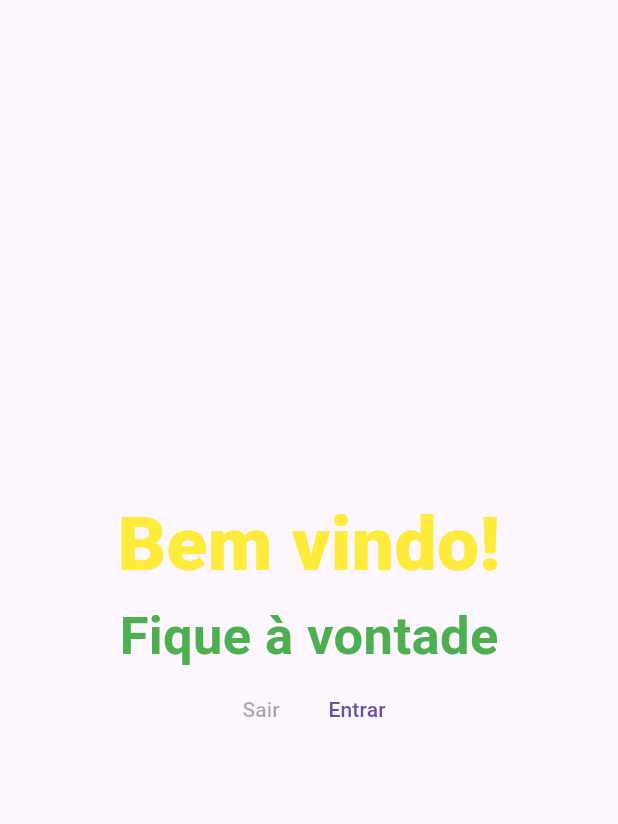
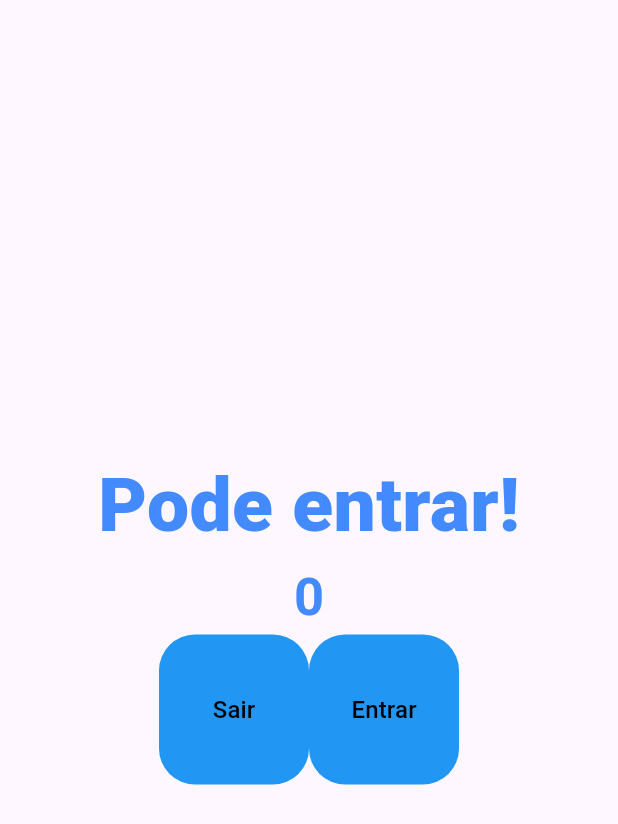
Before and after one commit to JoaoP-T-HenryR-V/contador_pessoa_flutter, a Flutter app: the screen it shows after launch, on a phone screen of 412 x 824 dp. Shown: the top 824 px of the screen. Run offline on Flutter 3.47's test engine with Material 3 defaults, Android fonts, the phone set to English and light mode, and no system bars.

Commit message:
fix: Arruma a estilização do botão entrar e sair

```diff
--- a/lib/main.dart
+++ b/lib/main.dart
@@ -30,24 +30,24 @@ class HomePage extends StatelessWidget {
         mainAxisAlignment: MainAxisAlignment.center,
 
         children: [
-          Text("Bem vindo!",
+          Text("Pode entrar!",
           style: TextStyle(
             fontSize: 50,
-            color: Colors.yellow,
+            color: Colors.blueAccent,
             fontWeight: FontWeight.w900,
           ),
           ),
-          Text("Fique à vontade",
+          Text("0",
           style: TextStyle(
             fontSize: 35,
-            color: Colors.green,
+            color: Colors.blueAccent,
             fontWeight: FontWeight.w700,
           ),
           ),
           Row(
             mainAxisAlignment: MainAxisAlignment.center,
             children: [
-              TextButton(onPressed: decrement
+              TextButton(onPressed: decrement,
               style: TextButton.styleFrom(
                 backgroundColor: Colors.blue,
                 fixedSize: const Size(100, 100),
@@ -55,10 +55,26 @@ class HomePage extends StatelessWidget {
                   borderRadius: BorderRadius.circular(24)
                 )
               ),
-              child: Text("Sair")
+              child: Text("Sair",
+              style: TextStyle(
+                color: Colors.black,
+                fontSize: 16
+              )
+              )
               ),
               TextButton(onPressed: increment,
-              child: Text("Entrar"))
+               style: TextButton.styleFrom(
+                backgroundColor: Colors.blue,
+                fixedSize: const Size(100, 100),
+                shape: RoundedRectangleBorder(
+                  borderRadius: BorderRadius.circular(24)
+                )
+              ),
+              child: Text("Entrar",
+              style: TextStyle(
+                color: Colors.black,
+                fontSize: 16
+              ),))
             ],
           )
         ],
```
